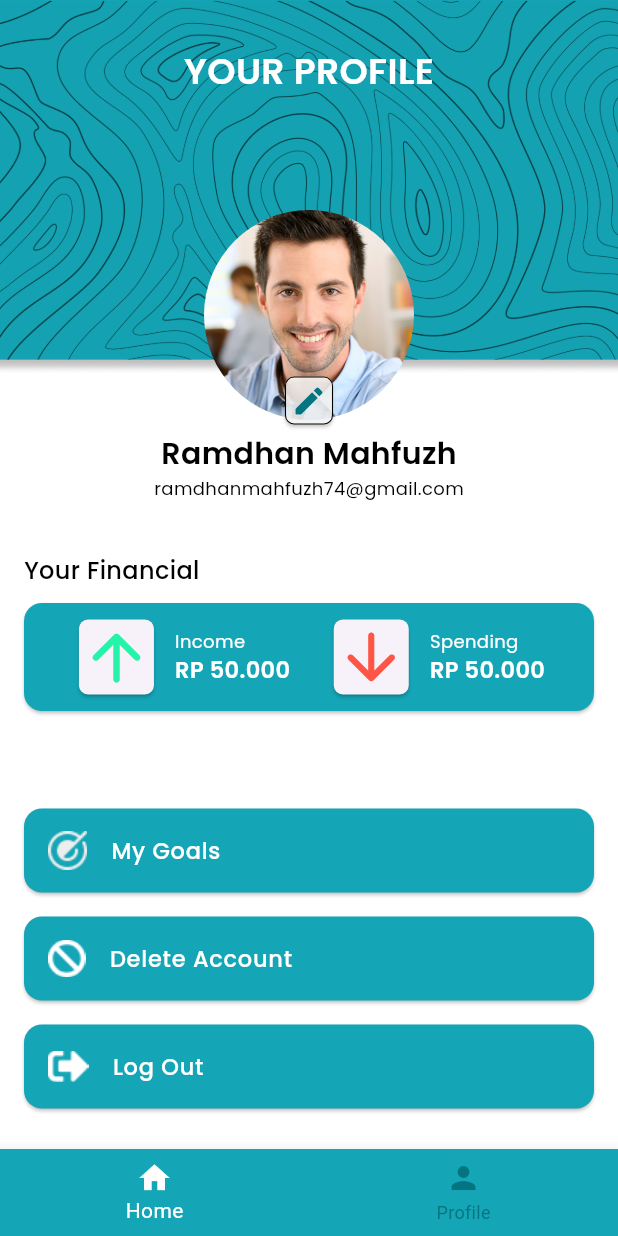
After one commit to queenalpha/AturUang-Project, a Flutter app: the ProfilePage screen opened by its route, on a phone screen of 412 x 824 dp. The commit adds this screen. Run offline on Flutter 3.47's test engine with Material 3 defaults, Android fonts, the phone set to English and light mode, and no system bars; our stand-ins replace firebase_auth, firebase_core, flutter_svg, google_fonts, introduction_screen, shared_preferences; accounts and stored records are empty.

Commit message:
Profile Frontend Done

```diff
--- a/lib/configuration/theme_config.dart
+++ b/lib/configuration/theme_config.dart
@@ -2,3 +2,7 @@ import 'package:flutter/material.dart';
 
 Color primaryBackground = Color.fromARGB(255, 5, 116, 129);
 Color btncolor = Color.fromARGB(255, 20, 165, 182);
+
+Color primaryColor = Color.fromARGB(255, 20, 165, 182);
+Color secondaryColor = Color.fromARGB(255, 5, 116, 129);
+Color primaryTextColor = Color.fromARGB(255,20,165,162);
--- a/lib/main.dart
+++ b/lib/main.dart
@@ -1,7 +1,8 @@
-import 'package:aturuang_project/welcoming-pages/Home.dart';
+import 'package:aturuang_project/pages/Home.dart';
+import 'package:aturuang_project/pages/profile.dart';
 import 'package:aturuang_project/welcoming-pages/Splashscreen.dart';
-import 'package:aturuang_project/login.dart';
-import 'package:aturuang_project/register.dart';
+import 'package:aturuang_project/pages/login.dart';
+import 'package:aturuang_project/pages/register.dart';
 import 'package:aturuang_project/welcoming-pages/Welcome_pages.dart';
 import 'package:flutter/material.dart';
 import 'package:firebase_core/firebase_core.dart';
@@ -29,6 +30,7 @@ class MyApp extends StatelessWidget {
           'login': (context) => const LoginScreen(),
           'register': (context) => const RegistrationScreen(),
           'home': (context) => const HomePage(),
+          'profile': (context) => const ProfilePage(),
         });
   }
 }
--- /dev/null
+++ b/lib/navBottom.dart
@@ -0,0 +1,35 @@
+import 'package:aturuang_project/configuration/theme_config.dart';
+import 'package:flutter/material.dart';
+
+class ButtomNavigation extends StatelessWidget {
+  final int currentIndex;
+  final Function(int) onTabTapped;
+
+  ButtomNavigation({
+    required this.currentIndex,
+    required this.onTabTapped,
+  });
+
+  @override
+  Widget build(BuildContext context) {
+    return BottomNavigationBar(
+      items: [
+        BottomNavigationBarItem(
+          icon: Icon(Icons.home),
+          label: 'Home',
+          backgroundColor: Colors.white,
+        ),
+        BottomNavigationBarItem(
+          icon: Icon(Icons.person),
+          label: 'Profile',
+        ),
+      ],
+      currentIndex: currentIndex,
+      onTap: onTabTapped,
+      backgroundColor: primaryColor,
+      unselectedItemColor: secondaryColor,
+      selectedItemColor: Colors.white,
+      selectedIconTheme: IconThemeData(color: Colors.white),
+    );
+  }
+}
--- a/lib/login.dart
+++ b/lib/pages/login.dart
@@ -1,4 +1,4 @@
-import 'package:aturuang_project/welcoming-pages/Home.dart';
+import 'package:aturuang_project/pages/Home.dart';
 import 'package:aturuang_project/roundedbutton.dart';
 import 'package:aturuang_project/utils/fire_auth.dart';
 import 'package:aturuang_project/utils/validator.dart';
--- /dev/null
+++ b/lib/pages/profile.dart
@@ -0,0 +1,328 @@
+import 'package:aturuang_project/navBottom.dart';
+import 'package:flutter/material.dart';
+
+class ProfilePage extends StatefulWidget {
+  const ProfilePage({Key? key}) : super(key: key);
+  @override
+  _ProfilePageState createState() => _ProfilePageState();
+}
+
+class _ProfilePageState extends State<ProfilePage> {
+  int _currentIndex = 0;
+  @override
+  Widget build(BuildContext) {
+    return Scaffold(
+      backgroundColor: Colors.white,
+      body: SingleChildScrollView(
+        child: Expanded(
+          child: Column(
+            children: [
+              Container(
+                height: 250,
+                width: double.infinity,
+                child: Stack(
+                    alignment: Alignment.center,
+                    clipBehavior: Clip.none,
+                    children: [
+                      Image.asset(
+                        'assets/background.png',
+                        width: double.infinity,
+                        height: double.infinity,
+                        fit: BoxFit.cover,
+                      ),
+                      Positioned(
+                          top: 30,
+                          child: Text(
+                            'YOUR PROFILE',
+                            style: TextStyle(
+                                color: Colors.white,
+                                fontSize: 24,
+                                fontFamily: 'Poppins-SemiBold'),
+                          )),
+                      Positioned(
+                        top: 250 - 220 / 2,
+                        child: CircleAvatar(
+                          backgroundImage: AssetImage('assets/jhondoe.png'),
+                          backgroundColor: Colors.transparent,
+                          radius: 140 / 2,
+                        ),
+                      ),
+
+                      // Icons edit
+                      Positioned(
+                        top: 247,
+                        // right: 150 - 70 / 250.0,
+                        child: Container(
+                          width: 40,
+                          height: 40,
+                          child: Card(
+                            shape: RoundedRectangleBorder(
+                              borderRadius: BorderRadius.circular(
+                                  6.0), // Atur radius sesuai keinginan
+                              side: BorderSide(
+                                  color: Colors.black,
+                                  width: 0.7), // Atur warna dan lebar border
+                            ),
+                            color: Color.fromARGB(210, 255, 255, 255),
+                            child: Center(
+                              child: Icon(
+                                Icons.edit_rounded,
+                                color: const Color.fromARGB(255, 5, 116, 129),
+                              ),
+                            ),
+                          ),
+                        ),
+                      ),
+                    ]),
+              ),
+
+              //Username
+              Padding(
+                padding: const EdgeInsets.only(top: 38.0),
+                child: Column(
+                  children: [
+                    Container(
+                      width: double.infinity,
+                      child: Center(
+                        child: Text(
+                          'Ramdhan Mahfuzh',
+                          style: TextStyle(
+                              color: Colors.black,
+                              fontSize: 20,
+                              fontFamily: 'Poppins-SemiBold'),
+                        ),
+                      ),
+                    ),
+
+                    //Email
+                    Container(
+                      width: double.infinity,
+                      child: Center(
+                        child: Text(
+                          'ramdhanmahfuzh74@gmail.com',
+                          style: TextStyle(
+                              color: Colors.black,
+                              fontSize: 12,
+                              fontFamily: 'Poppins-Regular'),
+                        ),
+                      ),
+                    ),
+                    SizedBox(
+                      height: 35,
+                    ),
+
+                    // Your Financial
+                    Container(
+                      width: double.infinity,
+                      // color: Colors.green,
+                      child: Column(
+                        mainAxisAlignment: MainAxisAlignment.start,
+                        crossAxisAlignment: CrossAxisAlignment.stretch,
+                        children: [
+                          Padding(
+                            padding: const EdgeInsets.only(
+                              left: 16.0,
+                              right: 16.0,
+                            ),
+                            child: Text(
+                              "Your Financial",
+                              style: TextStyle(
+                                  fontFamily: 'Poppins-Medium',
+                                  fontSize: 16,
+                                  color: Colors.black),
+                            ),
+                          ),
+                          SizedBox(
+                            height: 6.0,
+                          ),
+                        ],
+                      ),
+                    ),
+
+                    //financial income and outcome card
+                    Padding(
+                      padding: const EdgeInsets.only(
+                          left: 12.0, right: 12.0, bottom: 7.0),
+                      child: Card(
+                        color: Color.fromARGB(255, 20, 165, 182),
+                        child: Padding(
+                          padding: const EdgeInsets.all(7.0),
+                          child: Row(
+                            mainAxisAlignment: MainAxisAlignment.spaceEvenly,
+                            children: [
+                              Row(
+                                children: [
+                                  Container(
+                                    child: Card(
+                                      shape: RoundedRectangleBorder(
+                                        borderRadius:
+                                            BorderRadius.circular(6.0),
+                                      ),
+                                      child: Icon(
+                                        Icons.arrow_upward_rounded,
+                                        size: 50,
+                                        color:
+                                            Color.fromARGB(255, 38, 243, 169),
+                                      ),
+                                    ),
+                                  ),
+                                  Column(
+                                    crossAxisAlignment:
+                                        CrossAxisAlignment.start,
+                                    children: [
+                                      Padding(
+                                        padding: EdgeInsets.only(
+                                          left: 10,
+                                        ),
+                                        child: Text(
+                                          'Income',
+                                          style: TextStyle(
+                                              fontSize: 12,
+                                              fontFamily: 'Poppins-Regular',
+                                              color: Colors.white),
+                                        ),
+                                      ),
+                                      Padding(
+                                        padding: EdgeInsets.only(
+                                          left: 10,
+                                        ),
+                                        child: Text(
+                                          'RP 50.000',
+                                          style: TextStyle(
+                                              fontSize: 15,
+                                              fontFamily: 'Poppins-SemiBold',
+                                              color: Colors.white),
+                                        ),
+                                      ),
+                                    ],
+                                  ),
+                                  //
+                                  SizedBox(
+                                    width: 25,
+                                  ),
+                                  Container(
+                                    child: Card(
+                                      shape: RoundedRectangleBorder(
+                                        borderRadius:
+                                            BorderRadius.circular(6.0),
+                                      ),
+                                      child: Icon(
+                                        Icons.arrow_downward_rounded,
+                                        size: 50,
+                                        color: Color.fromARGB(255, 255, 85, 71),
+                                      ),
+                                    ),
+                                  ),
+                                  Column(
+                                    crossAxisAlignment:
+                                        CrossAxisAlignment.start,
+                                    children: [
+                                      Padding(
+                                        padding: EdgeInsets.only(
+                                          left: 10,
+                                        ),
+                                        child: Text(
+                                          'Spending',
+                                          style: TextStyle(
+                                              fontSize: 12,
+                                              fontFamily: 'Poppins-Regular',
+                                              color: Colors.white),
+                                        ),
+                                      ),
+                                      Padding(
+                                        padding: EdgeInsets.only(
+                                          left: 10,
+                                        ),
+                                        child: Text(
+                                          'RP 50.000',
+                                          style: TextStyle(
+                                              fontSize: 15,
+                                              fontFamily: 'Poppins-SemiBold',
+                                              color: Colors.white),
+                                        ),
+                                      ),
+                                    ],
+                                  )
+                                ],
+                              )
+                            ],
+                          ),
+                        ),
+                      ),
+                    ),
+                    //// three button below
+                    Padding(
+                      padding: EdgeInsets.only(
+                          top: 50, left: 12, right: 12, bottom: 50),
+                      child: Column(
+                        mainAxisAlignment: MainAxisAlignment.start,
+                        children: [
+                          Padding(
+                            padding: const EdgeInsets.only(bottom: 8.0),
+                            child: Card(
+                              color: Color.fromARGB(255, 20, 165, 182),
+                              child: ListTile(
+                                leading: Image.asset('assets/Mygoals.png'),
+                                title: Text(
+                                  'My Goals',
+                                  style: TextStyle(
+                                      fontSize: 15,
+                                      fontFamily: 'Poppins-Medium',
+                                      color: Colors.white),
+                                ),
+                              ),
+                            ),
+                          ),
+                          Padding(
+                            padding: const EdgeInsets.only(bottom: 8.0),
+                            child: Card(
+                              color: Color.fromARGB(255, 20, 165, 182),
+                              child: ListTile(
+                                leading:
+                                    Image.asset('assets/delete account.png'),
+                                title: Text(
+                                  'Delete Account',
+                                  style: TextStyle(
+                                      fontSize: 15,
+                                      fontFamily: 'Poppins-Medium',
+                                      color: Colors.white),
+                                ),
+                              ),
+                            ),
+                          ),
+                          Padding(
+                            padding: const EdgeInsets.only(bottom: 8.0),
+                            child: Card(
+                              color: Color.fromARGB(255, 20, 165, 182),
+                              child: ListTile(
+                                leading: Image.asset('assets/logout.png'),
+                                title: Text(
+                                  'Log Out',
+                                  style: TextStyle(
+                                      fontSize: 15,
+                                      fontFamily: 'Poppins-Medium',
+                                      color: Colors.white),
+                                ),
+                              ),
+                            ),
+                          )
+                        ],
+                      ),
+                    )
+                  ],
+                ),
+              )
+            ],
+          ),
+        ),
+      ),
+      bottomNavigationBar: ButtomNavigation(
+          currentIndex: _currentIndex,
+          onTabTapped: (index) {
+            setState(() {
+              _currentIndex = index;
+            });
+          }),
+    );
+  }
+}
--- a/lib/register.dart
+++ b/lib/pages/register.dart
@@ -1,4 +1,4 @@
-import 'package:aturuang_project/login.dart';
+import 'package:aturuang_project/pages/login.dart';
 import 'package:aturuang_project/roundedbutton.dart';
 import 'package:aturuang_project/utils/validator.dart';
 import 'package:flutter/material.dart';
--- a/lib/welcoming-pages/Welcome_pages.dart
+++ b/lib/welcoming-pages/Welcome_pages.dart
@@ -120,7 +120,7 @@ class _HomePageState extends State<WelcomingPage> {
   @override
   Widget build(BuildContext context) {
     return Scaffold(
-      backgroundColor: primaryBackground,
+      backgroundColor: secondaryColor,
       body: Center(
           child: Column(mainAxisAlignment: MainAxisAlignment.center, children: [
         Image.asset('assets/Logo_without_text.png', width: 250),
@@ -140,7 +140,7 @@ class _HomePageState extends State<WelcomingPage> {
                 color: Colors.white)),
         SizedBox(height: 30),
         RoundedButton(
-          colour: btncolor,
+          colour: primaryColor,
           title: "Sign In",
           onPressed: () {
             Navigator.pushNamed(context, 'login');
@@ -149,7 +149,7 @@ class _HomePageState extends State<WelcomingPage> {
           height: 57,
         ),
         RoundedButton(
-          colour: btncolor,
+          colour: primaryColor,
           title: "Sign Up",
           onPressed: () {
             Navigator.pushNamed(context, 'register');
@@ -159,5 +159,7 @@ class _HomePageState extends State<WelcomingPage> {
         )
       ])),
     );
+
+    // Positioned(bottom: 200, child: Image.asset('assets/Ellipse3.png'))
   }
 }
```
Also changed, not shown: pubspec.yaml (+9 -0 lines), assets/Mygoals.png (added), assets/background.png (added), assets/delete account.png (added), assets/fonts/Poppins-Medium.ttf (added), assets/jhondoe.png (added), assets/logout.png (added), lib/pages/Home.dart (renamed from lib/welcoming-pages/Home.dart), pubspec.lock.
